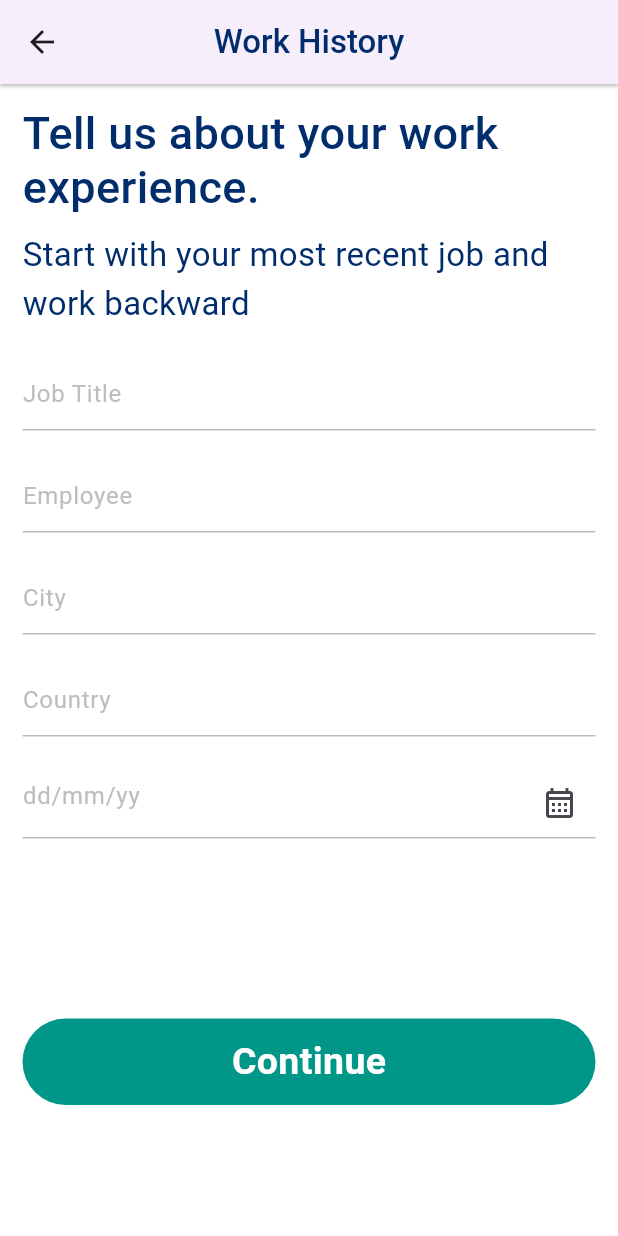
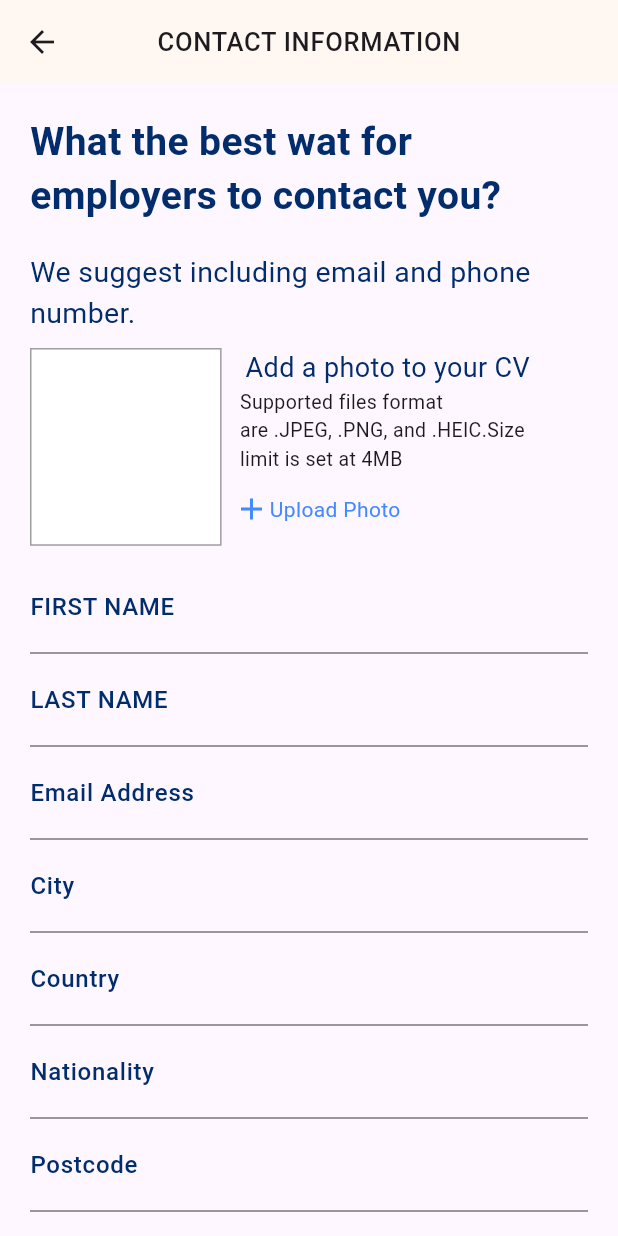
Before and after one commit to sanjuafre123/resume_builder_app, a Flutter app: the EducationScreen screen opened by its route, after a tap on "Continue", on a phone screen of 412 x 824 dp. Run offline on Flutter 3.47's test engine with Material 3 defaults, Android fonts, the phone set to English and light mode, and no system bars; our stand-ins replace image_picker.

Commit message:
23/05/2024

```diff
--- /dev/null
+++ b/lib/Screens/Contect/contectscreen.dart
@@ -0,0 +1,214 @@
+import 'dart:io';
+import 'package:flutter/material.dart';
+import 'package:resume_builder_app/Utils/Color/Color_List.dart';
+import 'package:image_picker/image_picker.dart';
+
+class ContactScreen extends StatefulWidget {
+  const ContactScreen({super.key});
+
+  @override
+  State<ContactScreen> createState() => _ContactScreenState();
+}
+
+class _ContactScreenState extends State<ContactScreen> {
+  @override
+  Widget build(BuildContext context) {
+    ImagePicker imagePicker = ImagePicker();
+    File? fileImage;
+
+    var height = MediaQuery.of(context).size.height;
+    var width = MediaQuery.of(context).size.width;
+
+    return Scaffold(
+      appBar: AppBar(
+        backgroundColor: Color(0xfffff7f1),
+        centerTitle: true,
+        title: Text(
+          'CONTACT INFORMATION',
+          style: TextStyle(
+            fontSize: 17,
+            fontWeight: FontWeight.w500,
+            letterSpacing: 0.5,
+          ),
+        ),
+      ),
+      body: SingleChildScrollView(
+        child: Padding(
+          padding: EdgeInsets.all(20),
+          child: Column(
+            children: [
+              const Text(
+                'What the best wat for employers to contact you?',
+                style: TextStyle(
+                    color: Color(0xff012D6c),
+                    fontSize: 26,
+                    height: 1.4,
+                    fontWeight: FontWeight.w600),
+              ),
+              const SizedBox(
+                height: 20,
+              ),
+              const Text(
+                'We suggest including email and phone number.',
+                style: TextStyle(
+                    color: Color(0xff012D6c),
+                    fontSize: 19,
+                    height: 1.4,
+                    fontWeight: FontWeight.w400),
+              ),
+              SizedBox(
+                height: 10,
+              ),
+              Row(
+                children: [
+                  Container(
+                    height: height * 0.16,
+                    width: width * 0.31,
+                    decoration: BoxDecoration(
+                      image: (fileImage != null)
+                          ? DecorationImage(
+                              fit: BoxFit.cover,
+                              image: FileImage(fileImage),
+                            )
+                          : null,
+                      color: Colors.white,
+                      border: Border.all(width: 1, color: Colors.grey),
+                    ),
+                  ),
+                  Column(
+                    children: [
+                      Row(
+                        children: [
+                          Text(
+                            '   '
+                            'Add a photo to your CV',
+                            style: TextStyle(color: color1, fontSize: 18),
+                          ),
+                        ],
+                      ),
+                      Row(
+                        children: [
+                          Text(
+                            '  Supported files format\n  are .JPEG, .PNG, and .HEIC.Size\n  limit is set at 4MB',
+                            style: TextStyle(fontSize: 13),
+                          ),
+                        ],
+                      ),
+                      Padding(
+                        padding: const EdgeInsets.only(right: 80),
+                        child: IconButton(
+                            onPressed: () async {
+                              XFile? xFileImage = await imagePicker.pickImage(
+                                  source: ImageSource.gallery);
+                              setState(() {
+                                fileImage = File(xFileImage!.path);
+                              });
+                            },
+                            icon: Row(
+                              children: [
+                                Icon(
+                                  Icons.add,
+                                  color: Colors.blueAccent,
+                                ),
+                                Text(
+                                  'Upload Photo',
+                                  style: TextStyle(color: Colors.blueAccent),
+                                )
+                              ],
+                            )),
+                      )
+                    ],
+                  )
+                ],
+              ),
+              const SizedBox(
+                height: 10,
+              ),
+              buildTextFormField(
+                label: 'FIRST NAME',
+                controller: txtFirstName,
+              ),
+              buildTextFormField(
+                label: 'LAST NAME',
+                controller: txtLastName,
+              ),
+              buildTextFormField(
+                label: 'Email Address',
+                controller: txtEmailAddress,
+              ),
+              buildTextFormField(
+                label: 'City',
+                controller: txtCity,
+              ),
+              buildTextFormField(
+                label: 'Country',
+                controller: txtCountry,
+              ),
+              buildTextFormField(
+                label: 'Nationality',
+                controller: txtNationality,
+              ),
+              buildTextFormField(
+                label: 'Postcode',
+                controller: txtPostcode,
+              ),
+              buildTextFormField(
+                label: 'Driving Licence',
+                controller: txtDrivingLicence,
+              ),
+              buildTextFormField(
+                label: 'Website',
+                controller: txtWebsite,
+              ),
+              SizedBox(
+                height: 50,
+              ),
+              GestureDetector(
+                onTap: () {
+                  Navigator.of(context).pushNamed('/skills');
+                },
+                child: Container(
+                  alignment: Alignment.center,
+                  height: height * 0.07,
+                  width: double.infinity,
+                  decoration: BoxDecoration(
+                    color: Colors.teal,
+                    borderRadius: BorderRadius.circular(30),
+                  ),
+                  child: const Text(
+                    'Continue',
+                    style: TextStyle(
+                      color: Colors.white,
+                      fontSize: 25,
+                      fontWeight: FontWeight.bold,
+                    ),
+                  ),
+                ),
+              ),
+            ],
+          ),
+        ),
+      ),
+    );
+  }
+
+  TextFormField buildTextFormField(
+      {required String label, required TextEditingController? controller}) {
+    return TextFormField(
+      controller: controller,
+      textInputAction: TextInputAction.done,
+      style: TextStyle(
+          color: Colors.black, fontSize: 20, fontWeight: FontWeight.w500),
+      decoration: InputDecoration(
+        label: Text(
+          label,
+          style: TextStyle(
+            color: Color(0xff012D6c),
+            fontSize: 16,
+            fontWeight: FontWeight.w500,
+          ),
+        ),
+      ),
+    );
+  }
+}
--- a/lib/Screens/Education/EducationScreen.dart
+++ b/lib/Screens/Education/EducationScreen.dart
@@ -136,6 +136,7 @@ class _EducationScreenState extends State<EducationScreen> {
                 ],
               ),
               TextFormField(
+                keyboardType: TextInputType.number,
                 controller: txtGraduation,
               ),
               const SizedBox(
@@ -143,7 +144,7 @@ class _EducationScreenState extends State<EducationScreen> {
               ),
               GestureDetector(
                 onTap: () {
-                  Navigator.of(context).pushNamed('/Work');
+                  Navigator.of(context).pushNamed('/Contact');
                 },
                 child: Container(
                   alignment: Alignment.center,
--- a/lib/Utils/Color/Color_List.dart
+++ b/lib/Utils/Color/Color_List.dart
@@ -1,15 +1,40 @@
-
 import 'package:flutter/material.dart';
-
 
 Color color1 = const Color(0xff012D6c);
 Color color2 = const Color(0xffff3c3e);
 Color color3 = const Color(0xffEbE2D3);
 
 List SettingList = [
-
-  'Account info','Subscription','Dowloads','Notification','Contact support','FAQs','Send feedback',
-
+  'Account info',
+  'Subscription',
+  'Dowloads',
+  'Notification',
+  'Contact support',
+  'FAQs',
+  'Send feedback',
 ];
 
 DateTime? datePicker;
+
+TextEditingController txtFirstName = TextEditingController();
+TextEditingController txtLastName = TextEditingController();
+TextEditingController txtEmailAddress = TextEditingController();
+TextEditingController txtCity = TextEditingController();
+TextEditingController txtCountry = TextEditingController();
+TextEditingController txtNationality = TextEditingController();
+TextEditingController txtPostcode = TextEditingController();
+TextEditingController txtDrivingLicence = TextEditingController();
+TextEditingController txtWebsite = TextEditingController();
+
+class EducationModel {
+
+  // EducationModel({
+  //
+  // });
+}
+
+List<EducationModel> educationModel = [
+  EducationModel(
+
+  ),
+];
--- a/lib/routes/routes.dart
+++ b/lib/routes/routes.dart
@@ -4,8 +4,10 @@ import 'package:flutter/material.dart';
 import 'package:resume_builder_app/Screens/EnterScreen/enterscreen.dart';
 import 'package:resume_builder_app/Screens/Setting/SettingScreen.dart';
 import '../Screens/CV_Option/cv_optionscreen.dart';
+import '../Screens/Contect/contectscreen.dart';
 import '../Screens/Education/EducationScreen.dart';
 import '../Screens/Login/LoginScreen.dart';
+import '../Screens/Skills/skills.dart';
 import '../Screens/SplashScreen/splashscreen.dart';
 import '../Screens/WorkHistory/workScreen.dart';
 import '../Screens/dashboard/dashboardscreen.dart';
@@ -22,5 +24,7 @@ class MyRoutes{
     '/cvoption' : (context) => const CvOptionScreen(),
     '/Education' : (context) => const EducationScreen(),
     '/Work' : (context) => const WorkHistory(),
+    '/Contact' : (context) => const ContactScreen(),
+    '/skills' : (context) => const SkillScreen(),
   };
 }
--- a/pubspec.yaml
+++ b/pubspec.yaml
@@ -35,6 +35,7 @@ dependencies:
   # The following adds the Cupertino Icons font to your application.
   # Use with the CupertinoIcons class for iOS style icons.
   cupertino_icons: ^1.0.6
+  image_picker: ^1.1.1
 
 dev_dependencies:
   flutter_test:
@@ -46,6 +47,7 @@ dev_dependencies:
   # package. See that file for information about deactivating specific lint
   # rules and activating additional ones.
   flutter_lints: ^3.0.0
+
 
 # For information on the generic Dart part of this file, see the
 # following page: https://dart.dev/tools/pub/pubspec
```
Also changed, not shown: lib/Screens/Skills/skills.dart (added, +229 -0 lines), pubspec.lock, 5 other files.
